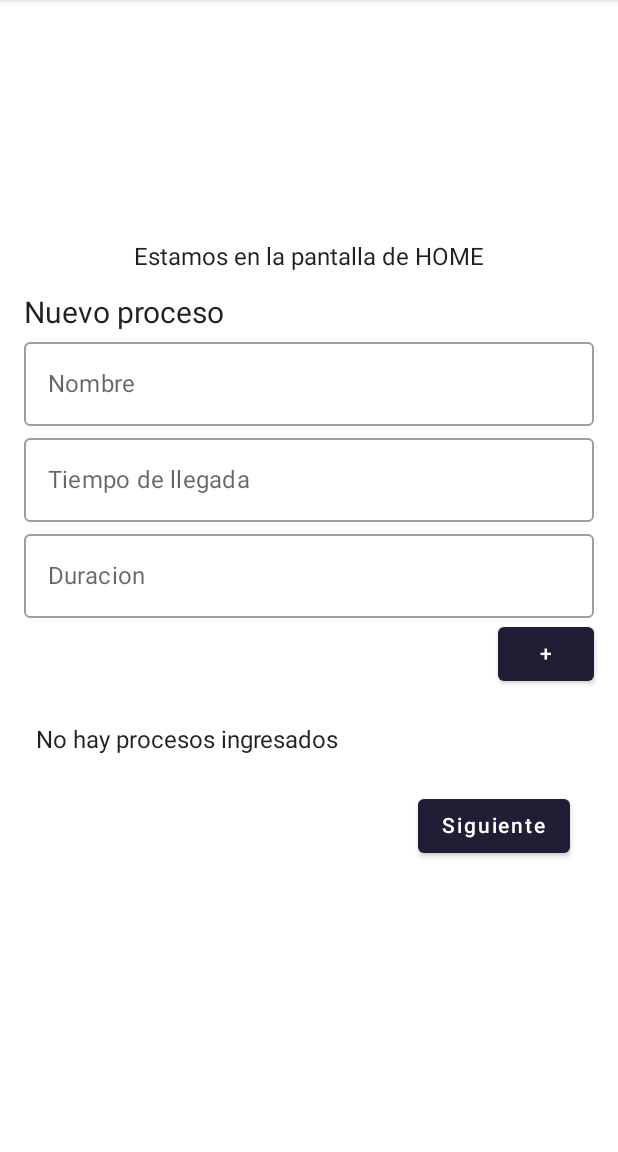
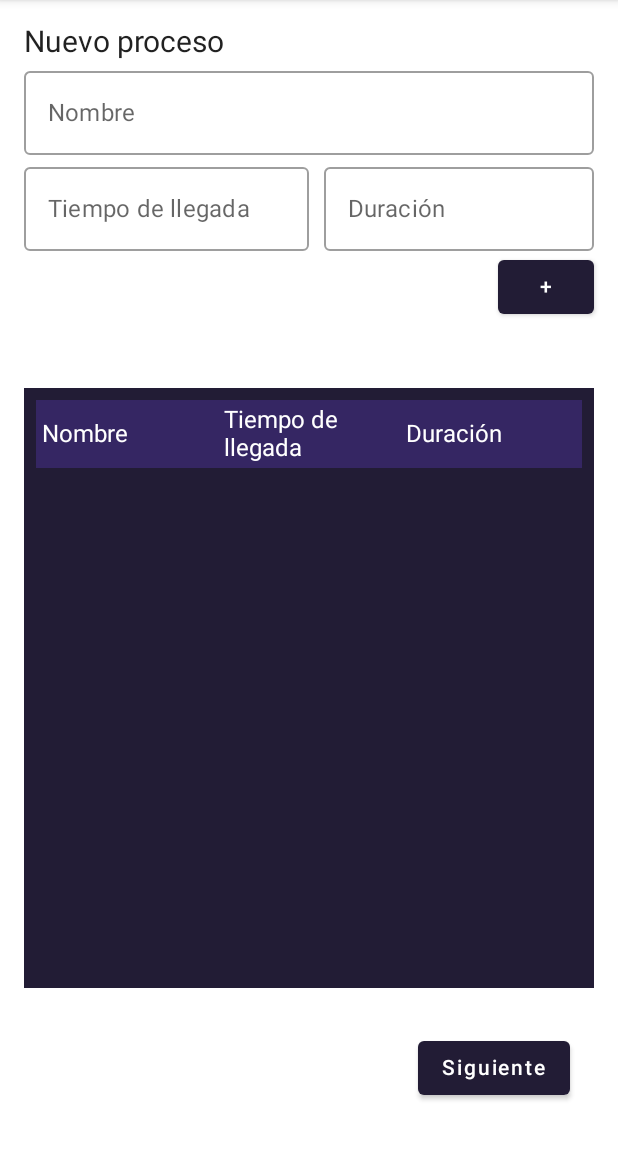
Before and after one commit to Euskindar/TFG, an Android app built with Jetpack Compose: the screen it shows after launch (MainActivity), on a phone screen of 412 x 824 dp, the part 84-1236 px from its top. Run offline under Robolectric (Android 15) with nearby library versions, the phone set to English and light mode, and no system bars; our stand-ins replace accompanist; libraries missing offline, so code that uses them is left out: com.google.accompanist.navigation.

Commit message:
Mejoras en formulario Mejoras en disposicion de tabla y boton inferior Agregado navegacion a Home en el boton de TopBar de Scaffold

```diff
--- a/CpuSchedulerApp/app/src/main/java/com/i72pehej/cpuschedulerapp/usecases/common/CommonScaffold.kt
+++ b/CpuSchedulerApp/app/src/main/java/com/i72pehej/cpuschedulerapp/usecases/common/CommonScaffold.kt
@@ -6,6 +6,7 @@ import androidx.compose.foundation.layout.Spacer
 import androidx.compose.foundation.layout.size
 import androidx.compose.foundation.layout.width
 import androidx.compose.material.Icon
+import androidx.compose.material.IconButton
 import androidx.compose.material.Scaffold
 import androidx.compose.material.Text
 import androidx.compose.material.TopAppBar
@@ -15,7 +16,9 @@ import androidx.compose.ui.Modifier
 import androidx.compose.ui.res.painterResource
 import androidx.compose.ui.res.stringResource
 import androidx.compose.ui.unit.dp
+import androidx.navigation.NavHostController
 import com.i72pehej.cpuschedulerapp.R
+import com.i72pehej.cpuschedulerapp.navigation.AppScreens
 import com.i72pehej.cpuschedulerapp.util.appIcon
 
 /**
@@ -33,10 +36,11 @@ import com.i72pehej.cpuschedulerapp.util.appIcon
  */
 @Composable
 fun CommonScaffold(
+    navController: NavHostController,
     content: @Composable (PaddingValues) -> Unit
 ) {
     Scaffold(
-        topBar = { CommonTopAppBar() },
+        topBar = { CommonTopAppBar(navController) },
         content = content
     )
 }
@@ -49,10 +53,13 @@ fun CommonScaffold(
  * Funcion que crea la top bar comun de la app
  */
 @Composable
-fun CommonTopAppBar() {
+fun CommonTopAppBar(navController: NavHostController) {
     TopAppBar(
         title = {
             Row {
+                IconButton(
+                    onClick = { navController.navigate(AppScreens.HomeScreen.route) }
+                ) {
                     Icon(
                         painter = painterResource(id = appIcon),
                         contentDescription = "Icono principal de la App",
@@ -60,6 +67,7 @@ fun CommonTopAppBar() {
                             .align(alignment = Alignment.CenterVertically)
                             .size(90.dp)
                     )
+                }
                 Spacer(modifier = Modifier.width(10.dp))
                 Text(
                     text = stringResource(id = R.string.app_name),
--- a/CpuSchedulerApp/app/src/main/java/com/i72pehej/cpuschedulerapp/usecases/home/HomeScreen.kt
+++ b/CpuSchedulerApp/app/src/main/java/com/i72pehej/cpuschedulerapp/usecases/home/HomeScreen.kt
@@ -5,14 +5,17 @@ import androidx.compose.foundation.layout.Arrangement
 import androidx.compose.foundation.layout.Column
 import androidx.compose.foundation.layout.Row
 import androidx.compose.foundation.layout.Spacer
+import androidx.compose.foundation.layout.fillMaxHeight
 import androidx.compose.foundation.layout.fillMaxSize
 import androidx.compose.foundation.layout.fillMaxWidth
 import androidx.compose.foundation.layout.height
 import androidx.compose.foundation.layout.padding
+import androidx.compose.foundation.layout.width
 import androidx.compose.foundation.lazy.LazyColumn
 import androidx.compose.foundation.lazy.items
 import androidx.compose.foundation.text.KeyboardOptions
 import androidx.compose.material.Button
+import androidx.compose.material.MaterialTheme
 import androidx.compose.material.OutlinedTextField
 import androidx.compose.material.Text
 import androidx.compose.runtime.Composable
@@ -24,14 +27,11 @@ import androidx.compose.runtime.setValue
 import androidx.compose.ui.Alignment
 import androidx.compose.ui.Alignment.Companion.End
 import androidx.compose.ui.Modifier
-import androidx.compose.ui.graphics.Color
-import androidx.compose.ui.res.stringResource
 import androidx.compose.ui.text.input.KeyboardType
 import androidx.compose.ui.unit.dp
 import androidx.compose.ui.unit.sp
 import androidx.core.text.isDigitsOnly
 import androidx.navigation.NavHostController
-import com.i72pehej.cpuschedulerapp.R
 import com.i72pehej.cpuschedulerapp.navigation.AppScreens
 import com.i72pehej.cpuschedulerapp.usecases.common.CommonScaffold
 import com.i72pehej.cpuschedulerapp.util.Proceso
@@ -52,15 +52,15 @@ import com.i72pehej.cpuschedulerapp.util.Proceso
 @Composable
 fun HomeScreen(navController: NavHostController) {
     CommonScaffold(
+        navController,
         content = { scaffoldPadding ->
             Column(
                 modifier = Modifier
-                    .fillMaxSize()
+                    .fillMaxWidth()
                     .padding(scaffoldPadding),
-                horizontalAlignment = Alignment.CenterHorizontally,
-                verticalArrangement = Arrangement.Center,
+                horizontalAlignment = Alignment.CenterHorizontally
             ) {
-                Text(text = stringResource(id = R.string.home_name))
+//                Text(text = stringResource(id = R.string.home_name))
 
 //                CommonRoundedButton(
 //                    text = stringResource(id = R.string.common_buttonNext),
@@ -71,7 +71,12 @@ fun HomeScreen(navController: NavHostController) {
                 // Creamos una lista mutable de procesos, que utilizaremos para almacenar los procesos ingresados por el usuario
                 val procesos = remember { mutableStateListOf<Proceso>() }
 
-                Column(modifier = Modifier.padding(16.dp)) {
+                Column(
+                    verticalArrangement = Arrangement.SpaceBetween,
+                    modifier = Modifier
+                        .fillMaxHeight()
+                        .padding(16.dp)
+                ) {
                     // Creamos el formulario de ingreso de procesos, y le pasamos una función que se llamará cuando se agregue un proceso
                     FormularioProceso {
                         procesos.add(it)
@@ -81,19 +86,30 @@ fun HomeScreen(navController: NavHostController) {
                     Spacer(modifier = Modifier.height(16.dp))
 
                     // Creamos la tabla de procesos, y le pasamos la lista de procesos
+                    Column(
+                        Modifier.height(400.dp)
+                    ) {
                         TablaProcesos(procesos = procesos)
+                    }
 
                     // Agregamos el botón "Siguiente"
+                    Row(
+                        modifier = Modifier
+                            .fillMaxWidth()
+                            .weight(1f, false),
+                        verticalAlignment = Alignment.Bottom,
+                        horizontalArrangement = Arrangement.End
+                    ) {
                         Button(
                             onClick = { navController.navigate(AppScreens.TutorialScreen.route) },
                             modifier = Modifier
-                            .align(End)
                                 .padding(16.dp)
+//                                .align(End)
                         ) {
                             Text("Siguiente")
                         }
                     }
-
+                }
             }
         }
     )
@@ -160,20 +176,24 @@ fun FormularioProceso(onSubmit: (Proceso) -> Unit) {
             label = { Text("Nombre") },
             modifier = Modifier.fillMaxWidth()
         )
+
+        Row(Modifier.fillMaxWidth()) {
             OutlinedTextField(
                 value = tiempoLlegada,
                 onValueChange = { tiempoLlegada = it },
                 label = { Text("Tiempo de llegada") },
                 keyboardOptions = KeyboardOptions.Default.copy(keyboardType = KeyboardType.Number),
-            modifier = Modifier.fillMaxWidth()
+                modifier = Modifier.fillMaxWidth(fraction = 0.5f)
             )
+            Spacer(modifier = Modifier.width(10.dp))
             OutlinedTextField(
                 value = duracion,
                 onValueChange = { duracion = it },
-            label = { Text("Duracion") },
+                label = { Text("Duración") },
                 keyboardOptions = KeyboardOptions.Default.copy(keyboardType = KeyboardType.Number),
                 modifier = Modifier.fillMaxWidth()
             )
+        }
 
         // Creamos un boton para agregar el proceso ingresado a la lista de procesos, y llamamos a la funcion onSubmit cuando se hace clic en el boton
         Button(
@@ -195,33 +215,40 @@ fun FormularioProceso(onSubmit: (Proceso) -> Unit) {
 @Composable
 fun TablaProcesos(procesos: List<Proceso>) {
     // Si la lista de procesos no está vacía, creamos una tabla utilizando LazyColumn
-    if (procesos.isNotEmpty()) {
+//    if (procesos.isNotEmpty()) {
     LazyColumn(
         modifier = Modifier
-                .fillMaxWidth()
-                .background(Color.LightGray)
+            .fillMaxSize()
+            .background(MaterialTheme.colors.primary)
             .padding(8.dp)
     ) {
         // Agregamos una fila para el encabezado de la tabla
         item {
-                Row(modifier = Modifier.background(Color.Gray)) {
+            Row(
+                modifier = Modifier.background(MaterialTheme.colors.secondary),
+                verticalAlignment = Alignment.CenterVertically,
+            ) {
                 Text(
                     "Nombre", modifier = Modifier
                         .weight(1f)
-                            .padding(4.dp)
+                        .padding(4.dp),
+                    color = MaterialTheme.colors.onPrimary
                 )
                 Text(
                     "Tiempo de llegada", modifier = Modifier
                         .weight(1f)
-                            .padding(4.dp)
+                        .padding(4.dp),
+                    color = MaterialTheme.colors.onPrimary
                 )
                 Text(
                     "Duración", modifier = Modifier
                         .weight(1f)
-                            .padding(4.dp)
+                        .padding(4.dp),
+                    color = MaterialTheme.colors.onPrimary
                 )
             }
         }
+
         // Agregamos una fila para cada proceso en la lista de procesos
         items(procesos) { proceso ->
             Row(modifier = Modifier.padding(4.dp)) {
@@ -231,10 +258,11 @@ fun TablaProcesos(procesos: List<Proceso>) {
             }
         }
     }
-    } else {
-        // Si la lista de procesos está vacía, mostramos un mensaje indicando que no hay procesos
-        Text("No hay procesos ingresados", modifier = Modifier.padding(8.dp))
-    }
+//    }
+//    else {
+//        // Si la lista de procesos está vacía, mostramos un mensaje indicando que no hay procesos
+//        Text("No hay procesos ingresados", modifier = Modifier.padding(8.dp))
+//    }
 }
 
 /**
--- a/CpuSchedulerApp/app/src/main/java/com/i72pehej/cpuschedulerapp/usecases/onboarding/TutorialScreen.kt
+++ b/CpuSchedulerApp/app/src/main/java/com/i72pehej/cpuschedulerapp/usecases/onboarding/TutorialScreen.kt
@@ -24,6 +24,7 @@ import com.i72pehej.cpuschedulerapp.usecases.common.CommonScaffold
 @Composable
 fun TutorialScreen(navController: NavHostController) {
     CommonScaffold(
+        navController,
         content = { scaffoldPadding ->
             Column(
                 modifier = Modifier
--- a/CpuSchedulerApp/app/src/main/java/com/i72pehej/cpuschedulerapp/usecases/results/GraphsScreen.kt
+++ b/CpuSchedulerApp/app/src/main/java/com/i72pehej/cpuschedulerapp/usecases/results/GraphsScreen.kt
@@ -24,6 +24,7 @@ import com.i72pehej.cpuschedulerapp.usecases.common.CommonScaffold
 @Composable
 fun GraphsScreen(navController: NavHostController) {
     CommonScaffold(
+        navController,
         content = { scaffoldPadding ->
             Column(
                 modifier = Modifier
--- a/CpuSchedulerApp/app/src/main/java/com/i72pehej/cpuschedulerapp/usecases/results/ResultsScreen.kt
+++ b/CpuSchedulerApp/app/src/main/java/com/i72pehej/cpuschedulerapp/usecases/results/ResultsScreen.kt
@@ -24,6 +24,7 @@ import com.i72pehej.cpuschedulerapp.usecases.common.CommonScaffold
 @Composable
 fun ResultsScreen(navController: NavHostController) {
     CommonScaffold(
+        navController,
         content = { scaffoldPadding ->
             Column(
                 modifier = Modifier
```
Lines whose indentation alone changed are shown as unchanged.
